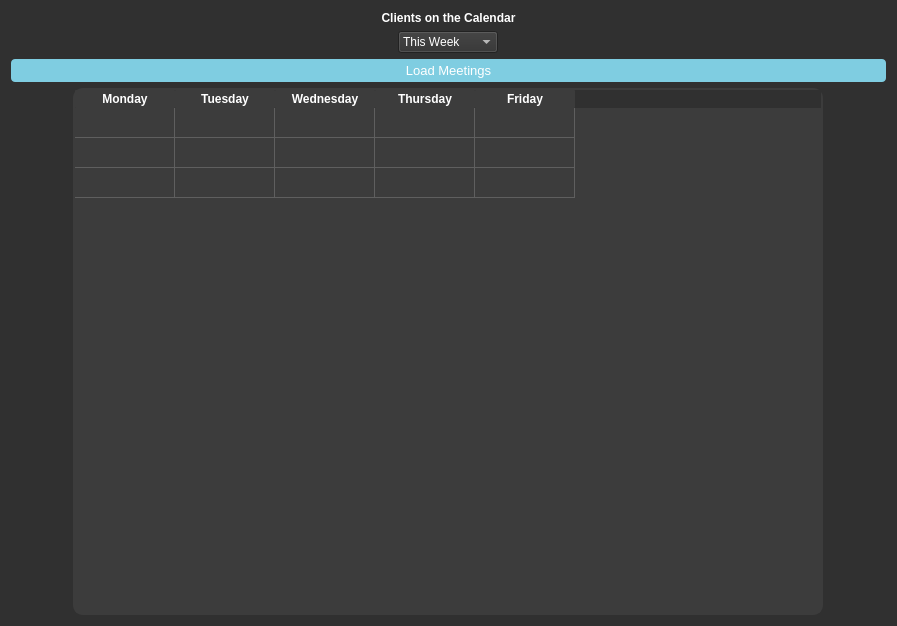
This is week_table.ui in caiocardoso28/redesigned_app as Qt 5 draws it before an edit. The edited form follows.
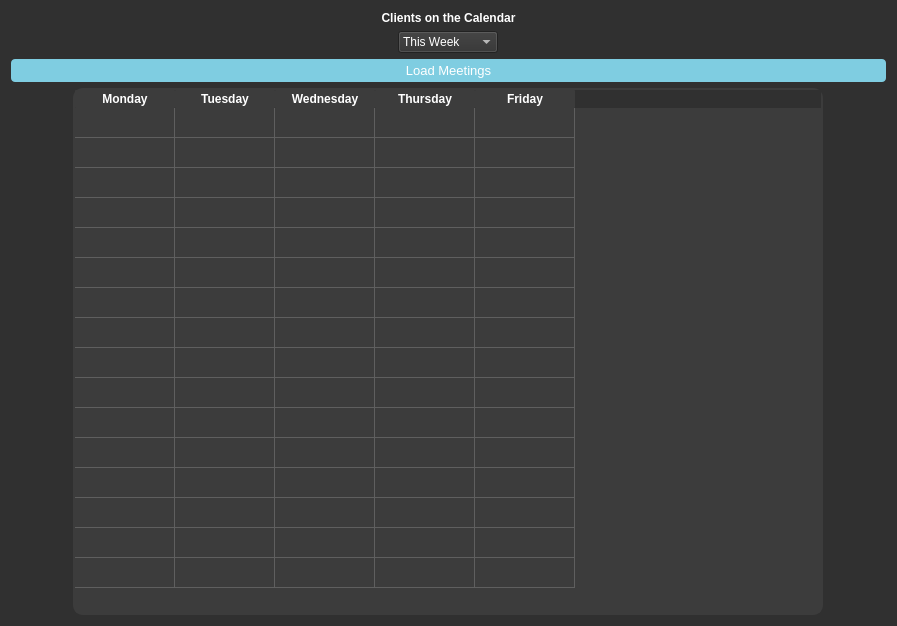
This is the edited form.

Commit message: Made some changes to the UI & added calview

Diff of the .ui file:
```diff
--- a/week_table.ui
+++ b/week_table.ui
@@ -299,7 +299,7 @@
       <bool>false</bool>
      </property>
      <property name="rowCount">
-      <number>3</number>
+      <number>16</number>
      </property>
      <property name="columnCount">
       <number>5</number>
@@ -319,6 +319,19 @@
      <row/>
      <row/>
      <row/>
+     <row/>
+     <row/>
+     <row/>
+     <row/>
+     <row/>
+     <row/>
+     <row/>
+     <row/>
+     <row/>
+     <row/>
+     <row/>
+     <row/>
+     <row/>
      <column>
       <property name="text">
        <string>Monday</string>
@@ -344,11 +357,6 @@
        <string>Friday</string>
       </property>
      </column>
-     <item row="0" column="0">
-      <property name="text">
-       <string/>
-      </property>
-     </item>
     </widget>
    </item>
   </layout>
```
Left out of the diff: 3 changed lines with no effect on the pictures. The commit also changes 2 other files.
